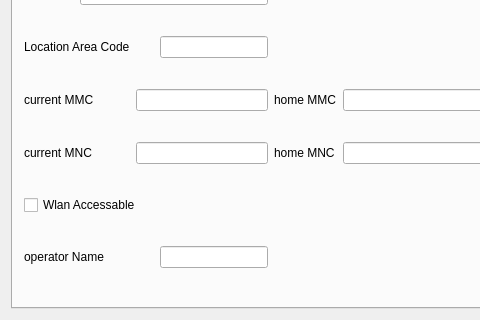
Before: the Qt Designer form examples/sysinfo/dialog.ui in qtproject/qt-mobility, drawn with Qt 5; both pictures show x 0 to 480 and y 196 to 516 of the 602 by 516 pixel window.
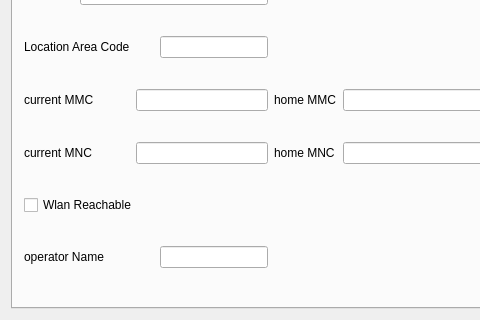
After: the same form once the commit is applied. The open tabs and pages were chosen to show the change.

Commit message: implement isWlanReachable for linux

Diff of the .ui file:
```diff
--- a/examples/sysinfo/dialog.ui
+++ b/examples/sysinfo/dialog.ui
@@ -693,7 +693,7 @@
        <item row="6" column="0" colspan="4">
         <widget class="QCheckBox" name="checkBox">
          <property name="text">
-          <string>Wlan Accessable</string>
+          <string>Wlan Reachable</string>
          </property>
         </widget>
        </item>
```
Left out of the diff: 4 changed lines with no effect on the pictures. The commit also changes 2 other files.
